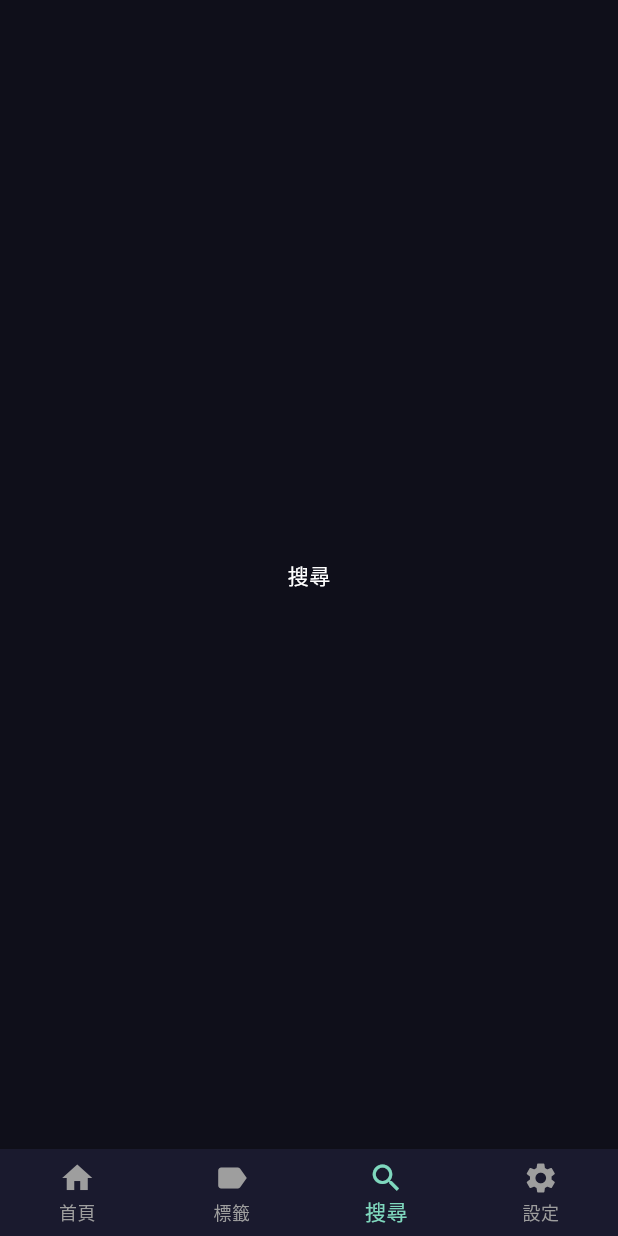
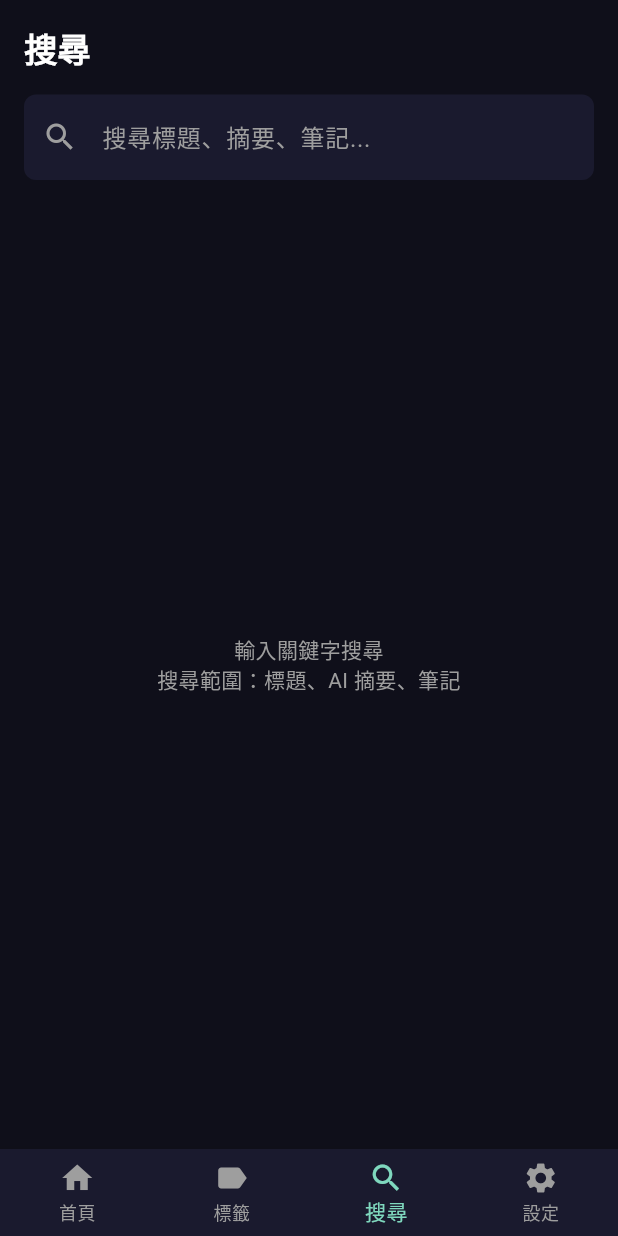
Before and after one commit to AAAZZZR/sharing_app, a Flutter app: the screen it shows after launch, item 3 of the bottom bar chosen, on a phone screen of 412 x 824 dp. Run offline on Flutter 3.47's test engine with Material 3 defaults, Android fonts, the phone set to English and light mode, and no system bars; our stand-ins replace dio, flutter_riverpod, flutter_secure_storage, sqflite; missing offline and left inert: receive_sharing_intent; accounts and stored records are empty; statements that could not run were skipped.

Commit message:
feat: 新增搜尋頁，支援全文搜尋標題、摘要、筆記
Co-Authored-By: Claude Sonnet 4.6 <noreply@anthropic.com>

```diff
--- a/lib/screens/search_screen.dart
+++ b/lib/screens/search_screen.dart
@@ -1,10 +1,96 @@
 import 'package:flutter/material.dart';
+import 'package:flutter_riverpod/flutter_riverpod.dart';
+import 'package:learning_vault/database/database_helper.dart';
+import 'package:learning_vault/database/content_dao.dart';
+import 'package:learning_vault/models/content.dart';
+import 'package:learning_vault/widgets/content_card.dart';
+import 'package:learning_vault/screens/detail_screen.dart';
 
-class SearchScreen extends StatelessWidget {
+class SearchScreen extends ConsumerStatefulWidget {
   const SearchScreen({super.key});
 
   @override
+  ConsumerState<SearchScreen> createState() => _SearchScreenState();
+}
+
+class _SearchScreenState extends ConsumerState<SearchScreen> {
+  final _controller = TextEditingController();
+  List<Content>? _results;
+  bool _loading = false;
+
+  @override
+  void dispose() {
+    _controller.dispose();
+    super.dispose();
+  }
+
+  Future<void> _search(String query) async {
+    if (query.trim().isEmpty) {
+      setState(() => _results = null);
+      return;
+    }
+
+    setState(() => _loading = true);
+    final db = await DatabaseHelper.instance.database;
+    final dao = ContentDao(db);
+    final results = await dao.search(query.trim());
+    setState(() {
+      _results = results;
+      _loading = false;
+    });
+  }
+
+  @override
   Widget build(BuildContext context) {
-    return const Scaffold(body: Center(child: Text('搜尋')));
+    return SafeArea(
+      child: Padding(
+        padding: const EdgeInsets.all(16),
+        child: Column(
+          crossAxisAlignment: CrossAxisAlignment.start,
+          children: [
+            const Text('搜尋', style: TextStyle(fontSize: 22, fontWeight: FontWeight.bold, color: Colors.white)),
+            const SizedBox(height: 16),
+
+            TextField(
+              controller: _controller,
+              onChanged: _search,
+              style: const TextStyle(color: Colors.white),
+              decoration: InputDecoration(
+                hintText: '搜尋標題、摘要、筆記...',
+                hintStyle: const TextStyle(color: Colors.grey),
+                prefixIcon: const Icon(Icons.search, color: Colors.grey),
+                filled: true,
+                fillColor: const Color(0xFF1A1A2E),
+                border: OutlineInputBorder(borderRadius: BorderRadius.circular(8), borderSide: BorderSide.none),
+              ),
+            ),
+            const SizedBox(height: 16),
+
+            Expanded(
+              child: _loading
+                  ? const Center(child: CircularProgressIndicator())
+                  : _results == null
+                      ? const Center(child: Text('輸入關鍵字搜尋\n搜尋範圍：標題、AI 摘要、筆記', textAlign: TextAlign.center, style: TextStyle(color: Colors.grey)))
+                      : _results!.isEmpty
+                          ? const Center(child: Text('找不到相關內容', style: TextStyle(color: Colors.grey)))
+                          : ListView.builder(
+                              itemCount: _results!.length,
+                              itemBuilder: (context, index) {
+                                final content = _results![index];
+                                return ContentCard(
+                                  content: content,
+                                  onTap: () {
+                                    Navigator.of(context).push(
+                                      MaterialPageRoute(builder: (_) => DetailScreen(contentId: content.id!)),
+                                    );
+                                  },
+                                );
+                              },
+                            ),
+            ),
+          ],
+        ),
+      ),
+    );
   }
 }
```
